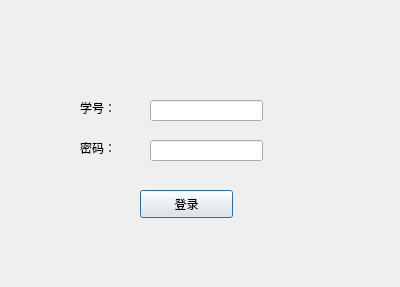
The window that NKer/logindialog.ui (chendante/NKer-Qt) describes before a commit, drawn with Qt 5.
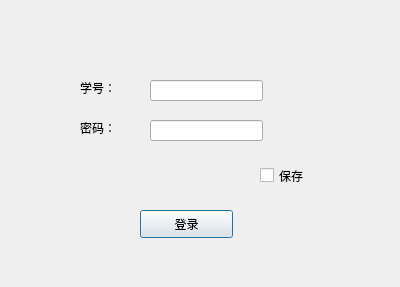
The same window after the commit.

Commit message: 完成保存账号密码

```diff
--- a/NKer/logindialog.ui
+++ b/NKer/logindialog.ui
@@ -17,7 +17,7 @@
    <property name="geometry">
     <rect>
      <x>140</x>
-     <y>190</y>
+     <y>210</y>
      <width>93</width>
      <height>28</height>
     </rect>
@@ -30,7 +30,7 @@
    <property name="geometry">
     <rect>
      <x>80</x>
-     <y>100</y>
+     <y>80</y>
      <width>61</width>
      <height>16</height>
     </rect>
@@ -43,7 +43,7 @@
    <property name="geometry">
     <rect>
      <x>150</x>
-     <y>100</y>
+     <y>80</y>
      <width>113</width>
      <height>21</height>
     </rect>
@@ -53,7 +53,7 @@
    <property name="geometry">
     <rect>
      <x>80</x>
-     <y>140</y>
+     <y>120</y>
      <width>51</width>
      <height>16</height>
     </rect>
@@ -66,7 +66,7 @@
    <property name="geometry">
     <rect>
      <x>150</x>
-     <y>140</y>
+     <y>120</y>
      <width>113</width>
      <height>21</height>
     </rect>
@@ -75,6 +75,19 @@
     <enum>QLineEdit::Password</enum>
    </property>
   </widget>
+  <widget class="QCheckBox" name="checkBox">
+   <property name="geometry">
+    <rect>
+     <x>260</x>
+     <y>160</y>
+     <width>61</width>
+     <height>31</height>
+    </rect>
+   </property>
+   <property name="text">
+    <string>保存</string>
+   </property>
+  </widget>
  </widget>
  <resources/>
  <connections/>
```
The commit also changes 6 other files.
